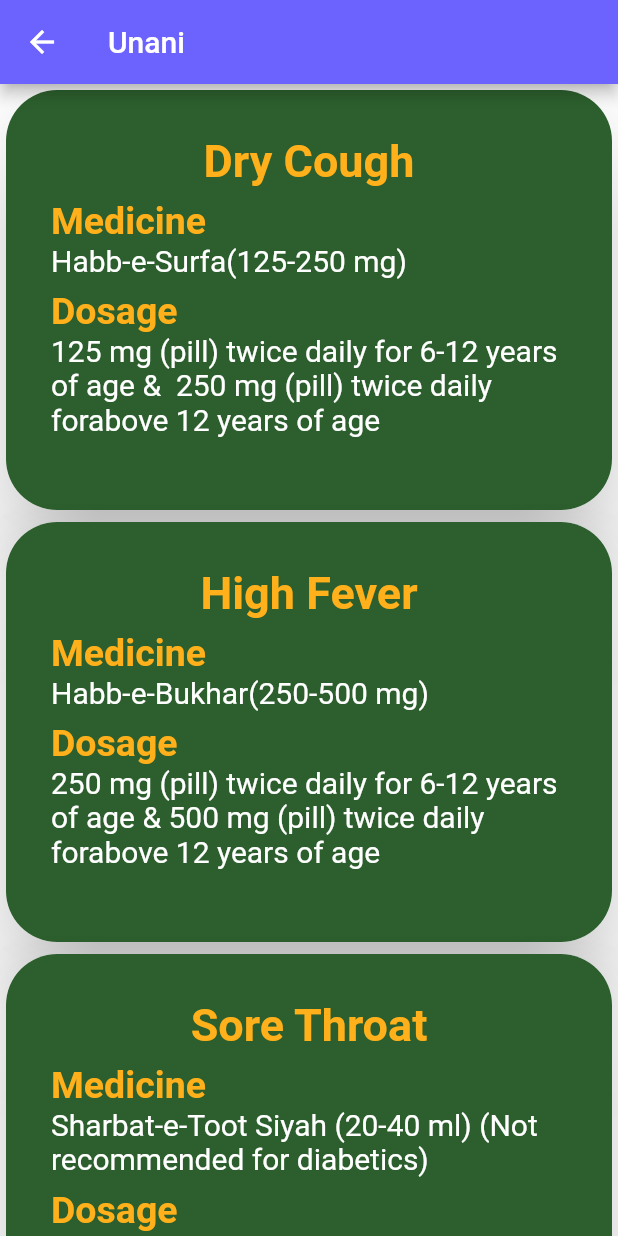
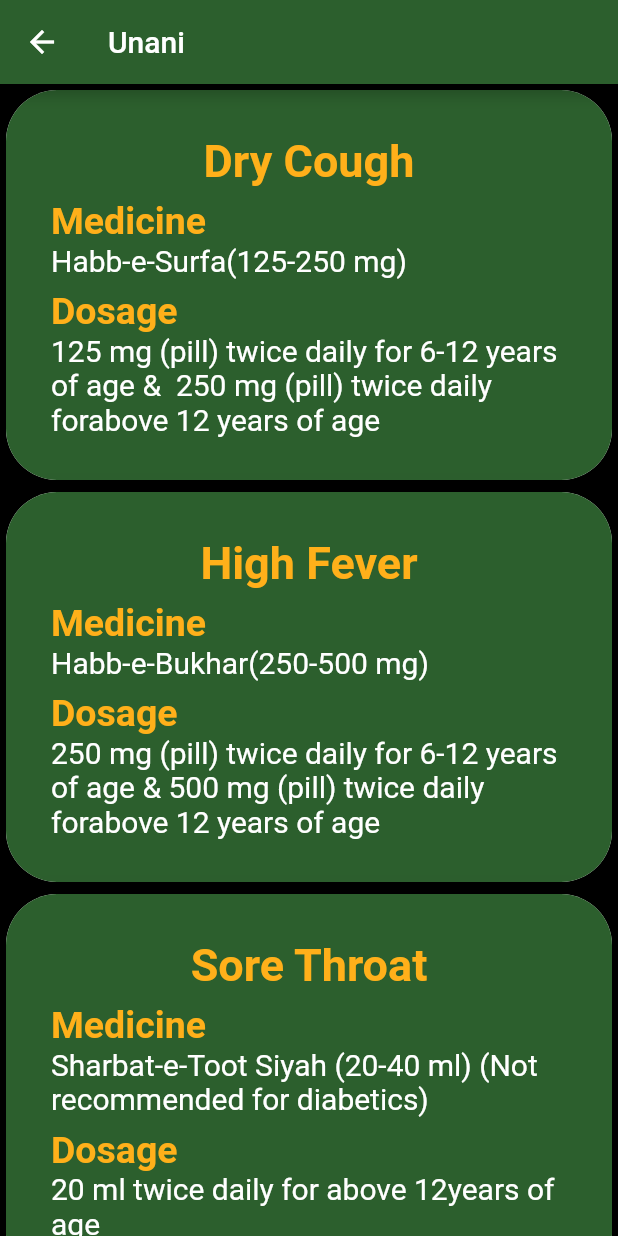
Before and after one commit to iamJana/Covidcare, a Flutter app: the Unani screen opened directly, on a phone screen of 412 x 824 dp. Run offline on Flutter 3.47's test engine with Material 2 defaults, Android fonts, the phone set to English and light mode, and no system bars.

Commit message:
Done with contents

```diff
--- a/lib/ayruvedha.dart
+++ b/lib/ayruvedha.dart
@@ -12,6 +12,7 @@ class _AyurvedhaState extends State<Ayurvedha> {
   @override
   Widget build(BuildContext context) {
     return Scaffold(
+       backgroundColor: Colors.black,
       appBar:
           AppBar(title: Text('Ayurvedha'), backgroundColor: Color(0xff2C5F2D)),
       body: SingleChildScrollView(
--- a/lib/buildcard.dart
+++ b/lib/buildcard.dart
@@ -7,7 +7,7 @@ Widget buildColoredCard(tit, medicine, dose, tc) => Card(
         borderRadius: BorderRadius.circular(34),
       ),
       child: Container(
-        height: 280,
+        height: 260,
         width: double.maxFinite,
         decoration: BoxDecoration(
           gradient: LinearGradient(
--- a/lib/naturopathy.dart
+++ b/lib/naturopathy.dart
@@ -12,9 +12,10 @@ class _NaturopathyState extends State<Naturopathy> {
   @override
   Widget build(BuildContext context) {
     return Scaffold(
+      backgroundColor: Colors.black,
       appBar: AppBar(
         title: Text('Naturopathy'),
-        backgroundColor: Color(0xff6c63ff),
+        backgroundColor: Color(0xff2C5F2D),
       ),
       body: SingleChildScrollView(
         child: Column(
--- a/lib/unani.dart
+++ b/lib/unani.dart
@@ -12,9 +12,10 @@
   @override
   Widget build(BuildContext context) {
     return Scaffold(
+       backgroundColor: Colors.black,
       appBar: AppBar(
         title: Text('Unani'),
-        backgroundColor: Color(0xff6c63ff),
+        backgroundColor: Color(0xff2C5F2D),
       ),
       body: SingleChildScrollView(
         child: (Column(
```
